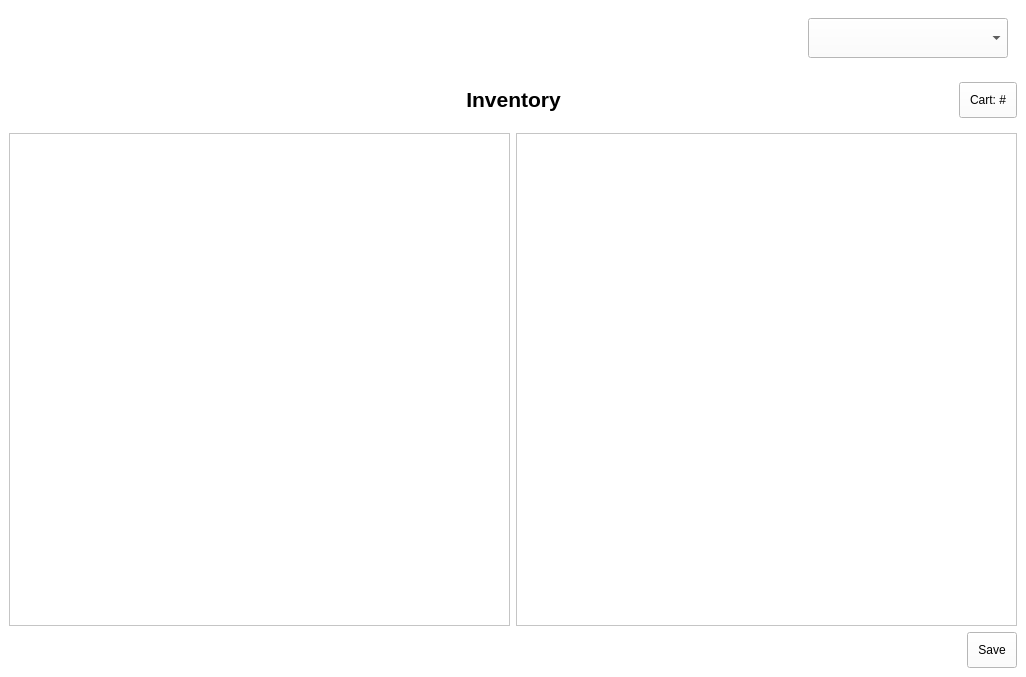
Before: the Qt Designer form inventory.ui in arc-bphc/sims-gui, drawn with Qt 5.
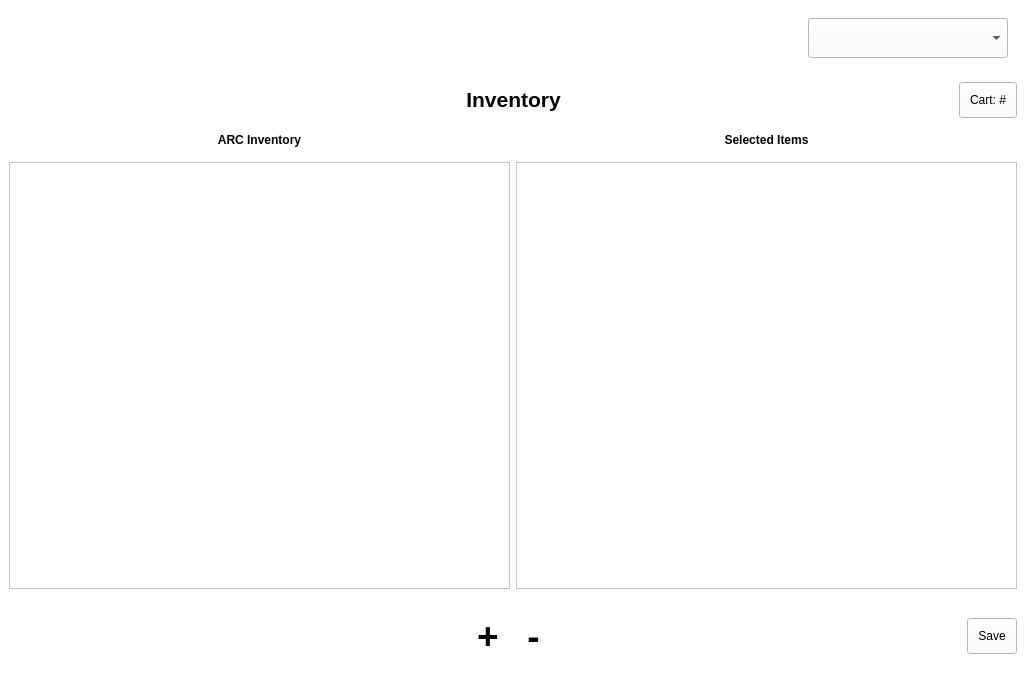
After: the same form once the commit is applied. Icons and pictures are not drawn.

Diff of the .ui file:
```diff
--- a/inventory.ui
+++ b/inventory.ui
@@ -40,7 +40,7 @@
         </property>
        </widget>
       </item>
-      <item row="2" column="0" colspan="2">
+      <item row="3" column="0" colspan="2">
        <widget class="QTreeView" name="treeView"/>
       </item>
       <item row="0" column="0" alignment="Qt::AlignLeft|Qt::AlignTop">
@@ -111,8 +111,11 @@
         </property>
        </widget>
       </item>
+      <item row="3" column="2" colspan="2">
+       <widget class="QListView" name="listView"/>
+      </item>
       <item row="0" column="3" alignment="Qt::AlignRight|Qt::AlignTop">
-       <widget class="QWidget" name="" native="true">
+       <widget class="QWidget" name="widget" native="true">
         <layout class="QHBoxLayout" name="horizontalLayout">
          <item>
           <widget class="QLabel" name="label_3">
@@ -159,17 +162,77 @@
        </widget>
       </item>
       <item row="2" column="2" colspan="2">
-       <widget class="QListView" name="listView"/>
+       <widget class="QLabel" name="label_4">
+        <property name="text">
+         <string>&lt;html&gt;&lt;head/&gt;&lt;body&gt;&lt;p align=&quot;center&quot;&gt;&lt;span style=&quot; font-weight:600;&quot;&gt;Selected Items&lt;/span&gt;&lt;/p&gt;&lt;/body&gt;&lt;/html&gt;</string>
+        </property>
+       </widget>
+      </item>
+      <item row="2" column="0" colspan="2">
+       <widget class="QLabel" name="label">
+        <property name="text">
+         <string>&lt;html&gt;&lt;head/&gt;&lt;body&gt;&lt;p align=&quot;center&quot;&gt;&lt;span style=&quot; font-weight:600;&quot;&gt;ARC Inventory&lt;/span&gt;&lt;/p&gt;&lt;/body&gt;&lt;/html&gt;</string>
+        </property>
+       </widget>
+      </item>
+      <item row="4" column="1" alignment="Qt::AlignRight">
+       <widget class="QPushButton" name="pushButton">
+        <property name="maximumSize">
+         <size>
+          <width>50</width>
+          <height>16777215</height>
+         </size>
+        </property>
+        <property name="font">
+         <font>
+          <pointsize>28</pointsize>
+          <weight>75</weight>
+          <bold>true</bold>
+         </font>
+        </property>
+        <property name="text">
+         <string>+</string>
+        </property>
+        <property name="flat">
+         <bool>true</bool>
+        </property>
+       </widget>
+      </item>
+      <item row="4" column="2" alignment="Qt::AlignLeft">
+       <widget class="QPushButton" name="pushButton_3">
+        <property name="maximumSize">
+         <size>
+          <width>50</width>
+          <height>16777215</height>
+         </size>
+        </property>
+        <property name="font">
+         <font>
+          <pointsize>28</pointsize>
+          <weight>75</weight>
+          <bold>true</bold>
+         </font>
+        </property>
+        <property name="text">
+         <string>-</string>
+        </property>
+        <property name="flat">
+         <bool>true</bool>
+        </property>
+       </widget>
+      </item>
+      <item row="4" column="3" alignment="Qt::AlignRight">
+       <widget class="QPushButton" name="pushButton_4">
+        <property name="text">
+         <string>Save</string>
+        </property>
+        <property name="icon">
+         <iconset theme="document-save"/>
+        </property>
+       </widget>
       </item>
      </layout>
     </item>
-    <item row="1" column="0" alignment="Qt::AlignRight">
-     <widget class="QPushButton" name="pushButton">
-      <property name="text">
-       <string>Save</string>
-      </property>
-     </widget>
-    </item>
    </layout>
   </widget>
  </widget>
```
